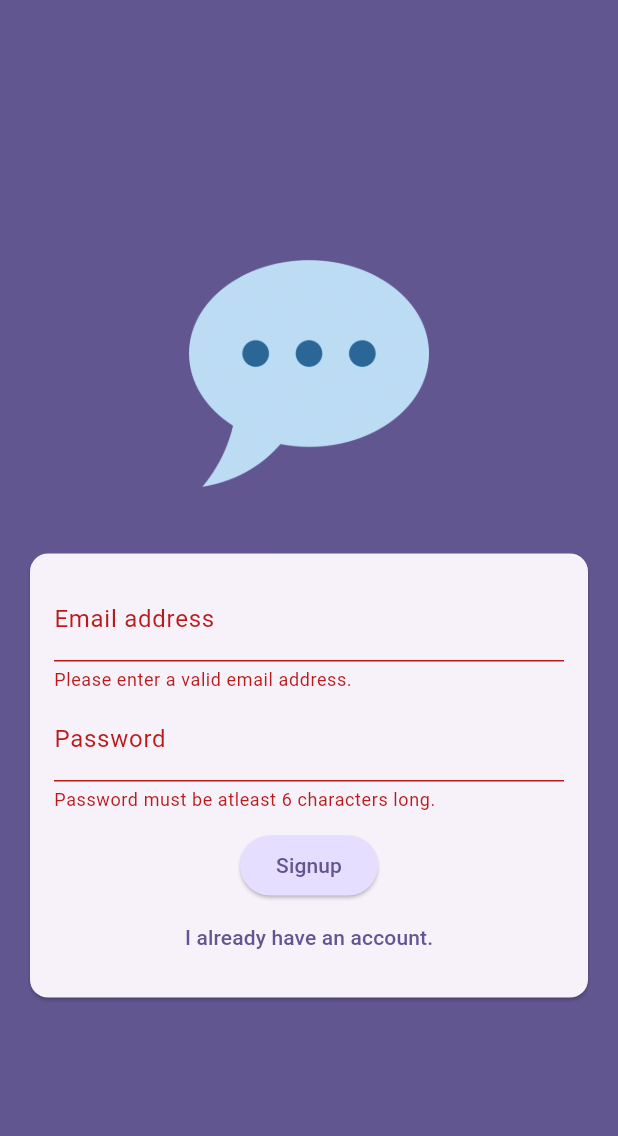
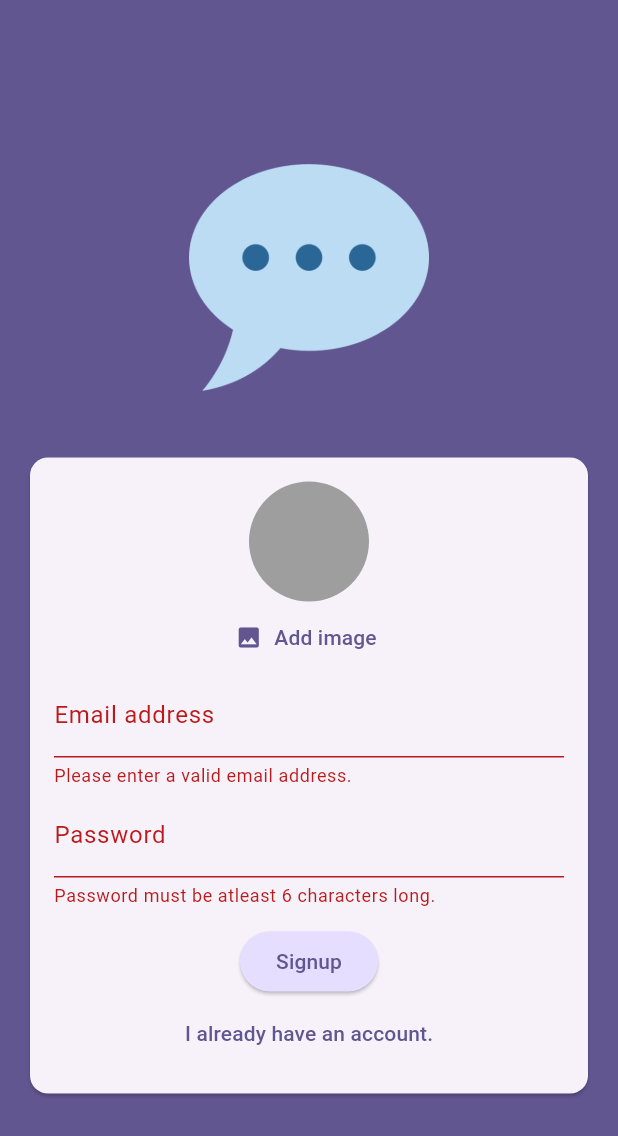
Before and after one commit to imdanishk/chat_app, a Flutter app: the screen it shows after launch, after a tap on "Login", after a tap on "Create an account", on a phone screen of 412 x 824 dp. Shown: the top 1136 px of the screen. Run offline on Flutter 3.47's test engine with Material 3 defaults, Android fonts, the phone set to English and light mode, and no system bars; our stand-ins replace firebase_auth, firebase_core, firebase_storage, image_picker; accounts and stored records are empty.

Commit message:
Setup image picker and upload image to firebase storage

```diff
--- a/lib/screens/auth.dart
+++ b/lib/screens/auth.dart
@@ -1,6 +1,9 @@
+import 'dart:io';
+
+import 'package:chat_app/widgets/user_image_picker.dart';
 import 'package:firebase_auth/firebase_auth.dart';
+import 'package:firebase_storage/firebase_storage.dart';
 import 'package:flutter/material.dart';
-
 
 final _firebase = FirebaseAuth.instance;
 
@@ -17,25 +20,36 @@ class _AuthScreenState extends State<AuthScreen> {
   var _isLogin = true;
   var _enteredEmail = '';
   var _enteredPassword = '';
+  File? _selectedImage;
+  var _isAuthenticating = false;
 
   void _submit() async {
     final isValid = _form.currentState!.validate();
 
-    if (!isValid) {
+    if (!isValid || _isLogin && _selectedImage == null) {
       return;
     }
 
     _form.currentState!.save();
 
     try {
+      setState(() {
+        _isAuthenticating = true;
+      });
       if (_isLogin) {
-        final userCredentials = await _firebase.signInWithEmailAndPassword(
+        await _firebase.signInWithEmailAndPassword(
             email: _enteredEmail, password: _enteredPassword);
-        print(userCredentials);
       } else {
         final userCredentials = await _firebase.createUserWithEmailAndPassword(
             email: _enteredEmail, password: _enteredPassword);
-        print(userCredentials);
+
+        final storageRef = FirebaseStorage.instance
+            .ref()
+            .child('user_images')
+            .child('${userCredentials.user?.uid}.jpg');
+        await storageRef.putFile(_selectedImage!);
+
+        final imageUrl = await storageRef.getDownloadURL();
       }
     } on FirebaseAuthException catch (error) {
       if (error.code == 'email-already-in-use') {
@@ -47,6 +61,9 @@ class _AuthScreenState extends State<AuthScreen> {
           content: Text(error.message ?? 'Authentication failed.'),
         ),
       );
+      setState(() {
+        _isAuthenticating = false;
+      });
     }
   }
 
@@ -74,6 +91,11 @@ class _AuthScreenState extends State<AuthScreen> {
                       child: Column(
                         mainAxisSize: MainAxisSize.min,
                         children: [
+                          if (!_isLogin)
+                            UserImagePicker(
+                              onPickImage: (pickedImage) =>
+                                  _selectedImage = pickedImage,
+                            ),
                           TextFormField(
                             decoration: const InputDecoration(
                                 labelText: 'Email address'),
@@ -110,6 +132,9 @@ class _AuthScreenState extends State<AuthScreen> {
                             },
                           ),
                           const SizedBox(height: 12),
+                          if (_isAuthenticating)
+                            const CircularProgressIndicator(),
+                          if (!_isAuthenticating)
                             ElevatedButton(
                               onPressed: _submit,
                               style: ElevatedButton.styleFrom(
@@ -118,6 +143,7 @@ class _AuthScreenState extends State<AuthScreen> {
                                       .primaryContainer),
                               child: Text(_isLogin ? 'Login' : 'Signup'),
                             ),
+                          if (!_isAuthenticating)
                             TextButton(
                               onPressed: () {
                                 setState(() {
--- /dev/null
+++ b/lib/widgets/user_image_picker.dart
@@ -0,0 +1,59 @@
+import 'dart:io';
+
+import 'package:flutter/material.dart';
+import 'package:image_picker/image_picker.dart';
+
+class UserImagePicker extends StatefulWidget {
+  const UserImagePicker({super.key, required this.onPickImage});
+
+  final void Function(File pickedImage) onPickImage;
+
+  @override
+  State<UserImagePicker> createState() => _UserImagePickerState();
+}
+
+class _UserImagePickerState extends State<UserImagePicker> {
+  File? _pickedImageFile;
+
+  void _pickImage() async {
+    final pickedImage = await ImagePicker().pickImage(
+      source: ImageSource.camera,
+      imageQuality: 50,
+      maxWidth: 150,
+    );
+
+    if (pickedImage == null) {
+      return;
+    }
+
+    setState(() {
+      _pickedImageFile = File(pickedImage.path);
+    });
+
+    widget.onPickImage(_pickedImageFile!);
+  }
+
+  @override
+  Widget build(BuildContext context) {
+    return Column(
+      children: [
+        CircleAvatar(
+          radius: 40,
+          backgroundColor: Colors.grey,
+          foregroundImage:
+              _pickedImageFile != null ? FileImage(_pickedImageFile!) : null,
+        ),
+        TextButton.icon(
+          onPressed: _pickImage ,
+          icon: const Icon(Icons.image),
+          label: Text(
+            'Add image',
+            style: TextStyle(
+              color: Theme.of(context).colorScheme.primary ,
+            ),
+          ),
+        ),
+      ],
+    );
+  }
+}
--- a/pubspec.yaml
+++ b/pubspec.yaml
@@ -37,6 +37,8 @@ dependencies:
   cupertino_icons: ^1.0.6
   firebase_core: ^3.0.0
   firebase_auth: ^5.0.0
+  firebase_storage: ^12.0.0
+  image_picker: ^1.1.2
 
 dev_dependencies:
   flutter_test:
```
Also changed, not shown: pubspec.lock, 5 other files. Lines whose indentation alone changed are shown as unchanged.
